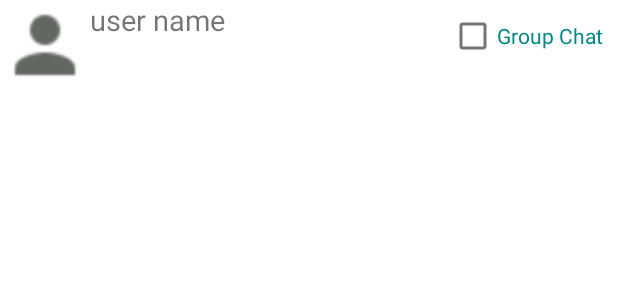
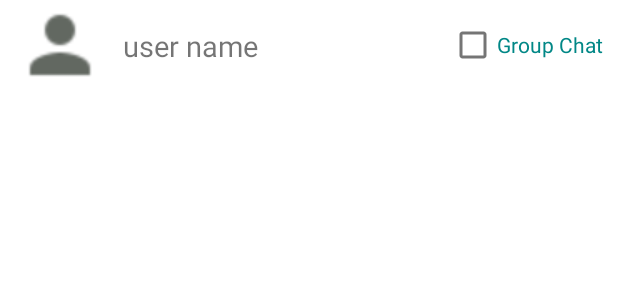
Before and after one commit to davidsavenmark/ChattApp1, an Android app: the layout user_search_item_layout.xml on its own in the app's theme, with its tools: preview values and no code run, on a phone screen of 412 x 824 dp. Shown: the top 300 px of the screen. Run offline under Robolectric (Android 15) with nearby library versions, the phone set to English and light mode, and no system bars.

```diff
--- a/app/src/main/java/com/example/chattapp/Fragments/FriendsListFragment.kt
+++ b/app/src/main/java/com/example/chattapp/Fragments/FriendsListFragment.kt
@@ -126,7 +126,7 @@ class FriendsListFragment : Fragment() {
             val intent: Intent = Intent(requireContext(), SendMessageActivity::class.java)
             intent.putExtra("FRIENDUID", it.uid)
 
-            logMaker("it.uid is ${it.uid}")
+              //logMaker("it.uid is ${it.uid}")
 
             intent.putExtra("FRIENDUSERNAME", it.username)
             startActivity(intent)
@@ -135,14 +135,14 @@ class FriendsListFragment : Fragment() {
         friends_recyclerView.adapter = adapter
         friends_recyclerView.layoutManager = LinearLayoutManager(requireContext())
 
-        logMaker("2. Create FriendAdapter finished!-----${friendsList.size}")
+           //logMaker("2. Create FriendAdapter finished!-----${friendsList.size}")
 
         val itemDecorator = DividerItemDecoration(requireContext(), DividerItemDecoration.VERTICAL)
         ContextCompat.getDrawable(requireContext(), R.drawable.divider)
             ?.let { itemDecorator.setDrawable(it) }
         friends_recyclerView.addItemDecoration(itemDecorator)
         friends_recyclerView.scrollToPosition(adapter.itemCount - 1)
-        //intent.addFlags(Intent.FLAG_ACTIVITY_CLEAR_TASK or Intent.FLAG_ACTIVITY_NEW_TASK)
+            //intent.addFlags(Intent.FLAG_ACTIVITY_CLEAR_TASK or Intent.FLAG_ACTIVITY_NEW_TASK)
     }
 
     private fun refreshRecyclerView() {
--- a/app/src/main/res/layout/activity_main.xml
+++ b/app/src/main/res/layout/activity_main.xml
@@ -20,6 +20,7 @@
             app:popupTheme="@style/Theme.ChattApp.PopupOverlay">
 
             <de.hdodenhof.circleimageview.CircleImageView
+                android:id="@+id/profile_image"
                 android:layout_width="32dp"
                 android:layout_height="32dp"
                 android:src="@drawable/ic_profile"
--- a/app/src/main/res/layout/user_search_item_layout.xml
+++ b/app/src/main/res/layout/user_search_item_layout.xml
@@ -1,6 +1,5 @@
 <?xml version="1.0" encoding="utf-8"?>
 <androidx.constraintlayout.widget.ConstraintLayout xmlns:android="http://schemas.android.com/apk/res/android"
-
     xmlns:app="http://schemas.android.com/apk/res-auto"
     android:layout_width="match_parent"
     android:layout_height="wrap_content">
@@ -9,62 +8,36 @@
         android:id="@+id/profile_image"
         android:layout_width="60dp"
         android:layout_height="60dp"
+        android:layout_marginStart="10dp"
         android:src="@drawable/ic_profile"
         app:layout_constraintStart_toStartOf="parent"
         app:layout_constraintTop_toTopOf="parent" />
 
     <TextView
         android:id="@+id/username"
-        android:layout_width="wrap_content"
+        android:layout_width="0dp"
         android:layout_height="wrap_content"
-        android:layout_centerInParent="true"
-        android:layout_toRightOf="@id/profile_image"
+        android:layout_marginStart="12dp"
+        android:layout_marginEnd="8dp"
+        android:ellipsize="end"
+        android:maxLines="1"
         android:text="user name"
         android:textSize="19sp"
+        app:layout_constraintBottom_toBottomOf="@+id/profile_image"
+        app:layout_constraintEnd_toStartOf="@id/member_checkbox"
         app:layout_constraintStart_toEndOf="@id/profile_image"
         app:layout_constraintTop_toTopOf="@id/profile_image" />
-
-    <de.hdodenhof.circleimageview.CircleImageView
-
-        android:id="@+id/image_online"
-
-        android:layout_width="18dp"
-        android:layout_height="18dp"
-        android:layout_below="@id/username"
-        android:src="@drawable/ic_profile"
-        android:visibility="gone"
-        app:civ_border_color="#05df29"
-        app:civ_border_width="12dp"
-        app:layout_constraintEnd_toStartOf="@id/member_checkbox"
-        app:layout_constraintStart_toEndOf="@+id/username"
-        app:layout_constraintBottom_toBottomOf="parent" />
-    <TextView
-        android:id="@+id/message_last"
-        android:layout_width="wrap_content"
-        android:layout_height="wrap_content"
-        android:layout_below="@id/username"
-        android:layout_marginLeft="20dp"
-        android:layout_marginTop="14dp"
-        android:layout_toRightOf="@id/profile_image"
-        app:layout_constraintStart_toEndOf="@+id/username"
-        app:layout_constraintTop_toTopOf="parent"
-        android:maxLines="1"
-        android:padding="6dp"
-        android:text="user name"
-        android:textColor="@color/colorPrimaryDark"
-        android:textSize="19sp"
-        android:visibility="gone" />
 
     <CheckBox
         android:id="@+id/member_checkbox"
         android:layout_width="wrap_content"
         android:layout_height="wrap_content"
+        android:layout_marginEnd="10dp"
         android:shadowColor="@color/design_default_color_secondary"
         android:text="Group Chat"
-        android:layout_marginRight="10dp"
-        app:layout_constraintTop_toTopOf="@id/profile_image"
+        android:textColor="@color/design_default_color_secondary_variant"
+        app:layout_constraintBottom_toBottomOf="@+id/profile_image"
         app:layout_constraintEnd_toEndOf="parent"
-
-        android:textColor="@color/design_default_color_secondary_variant" />
+        app:layout_constraintTop_toTopOf="@id/profile_image" />
 
 </androidx.constraintlayout.widget.ConstraintLayout>
```
Also changed, not shown: app/src/main/java/com/example/chattapp/Fragments/SearchFragment.kt (+8 -0 lines), app/src/main/java/com/example/chattapp/Fragments/SettingsFragment.kt (+18 -10 lines), app/src/main/java/com/example/chattapp/MainActivity.kt (+48 -15 lines), app/src/main/java/com/example/chattapp/adapter/UserAdapter.kt (+0 -7 lines).
